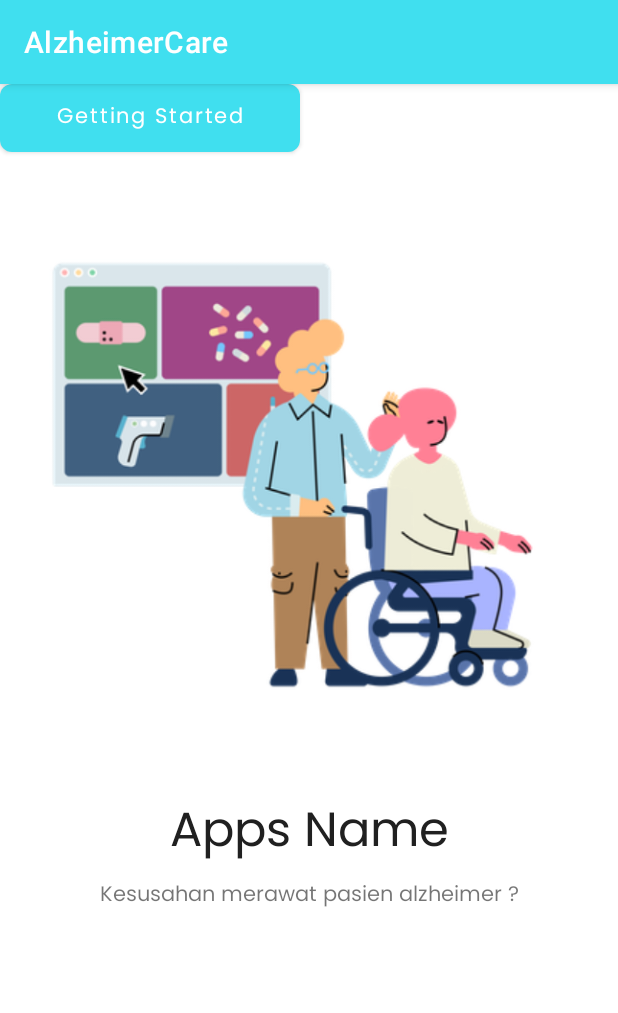
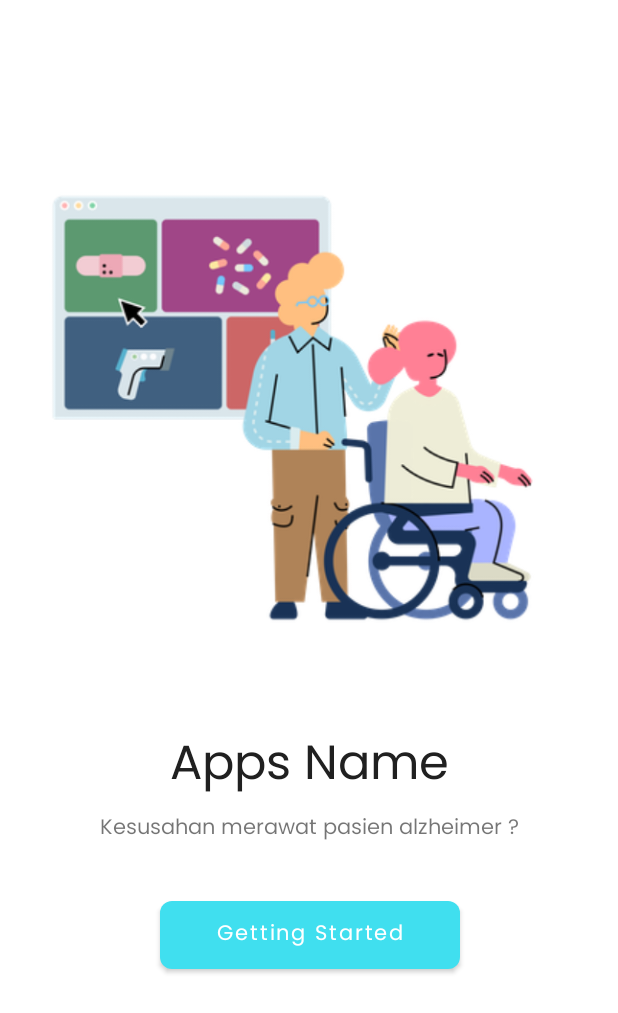
Before and after one commit to nazirxz/Capstone-Project-Alzheimer, an Android app: the screen it shows after launch (MainActivity), on a phone screen of 412 x 824 dp. Shown: the top 1013 px of the screen. Run offline under Robolectric (Android 15) with nearby library versions, the phone set to English and light mode, and no system bars.

Commit message:
onboarding ui fixed

```diff
--- a/app/src/main/res/layout/activity_main.xml
+++ b/app/src/main/res/layout/activity_main.xml
@@ -45,10 +45,12 @@
         style="@style/Button.Primary"
         android:layout_width="200dp"
         android:layout_height="45dp"
+        android:layout_marginTop="36dp"
         android:text="@string/onboarding_button"
         android:textAllCaps="false"
         android:textColor="@color/white"
-        tools:layout_editor_absoluteX="105dp"
-        tools:layout_editor_absoluteY="574dp" />
+        app:layout_constraintEnd_toEndOf="@+id/detail"
+        app:layout_constraintStart_toStartOf="@+id/detail"
+        app:layout_constraintTop_toBottomOf="@+id/detail" />
 
 </androidx.constraintlayout.widget.ConstraintLayout>
--- a/app/src/main/res/values-night/themes.xml
+++ /dev/null
@@ -1,16 +0,0 @@
-<resources xmlns:tools="http://schemas.android.com/tools">
-    <!-- Base application theme. -->
-    <style name="Theme.AlzheimerCare" parent="Theme.MaterialComponents.DayNight.DarkActionBar">
-        <!-- Primary brand color. -->
-        <item name="colorPrimary">@color/purple_200</item>
-        <item name="colorPrimaryVariant">@color/purple_700</item>
-        <item name="colorOnPrimary">@color/black</item>
-        <!-- Secondary brand color. -->
-        <item name="colorSecondary">@color/teal_200</item>
-        <item name="colorSecondaryVariant">@color/teal_200</item>
-        <item name="colorOnSecondary">@color/black</item>
-        <!-- Status bar color. -->
-        <item name="android:statusBarColor" tools:targetApi="l">?attr/colorPrimaryVariant</item>
-        <!-- Customize your theme here. -->
-    </style>
-</resources>
--- a/app/src/main/res/values/themes.xml
+++ b/app/src/main/res/values/themes.xml
@@ -1,6 +1,6 @@
 <resources xmlns:tools="http://schemas.android.com/tools">
     <!-- Base application theme. -->
-    <style name="Theme.AlzheimerCare" parent="Theme.MaterialComponents.DayNight.DarkActionBar">
+    <style name="Theme.AlzheimerCare" parent="Theme.MaterialComponents.DayNight.NoActionBar">
         <!-- Primary brand color. -->
         <item name="colorPrimary">@color/blue</item>
         <item name="colorPrimaryVariant">@color/red</item>
```
